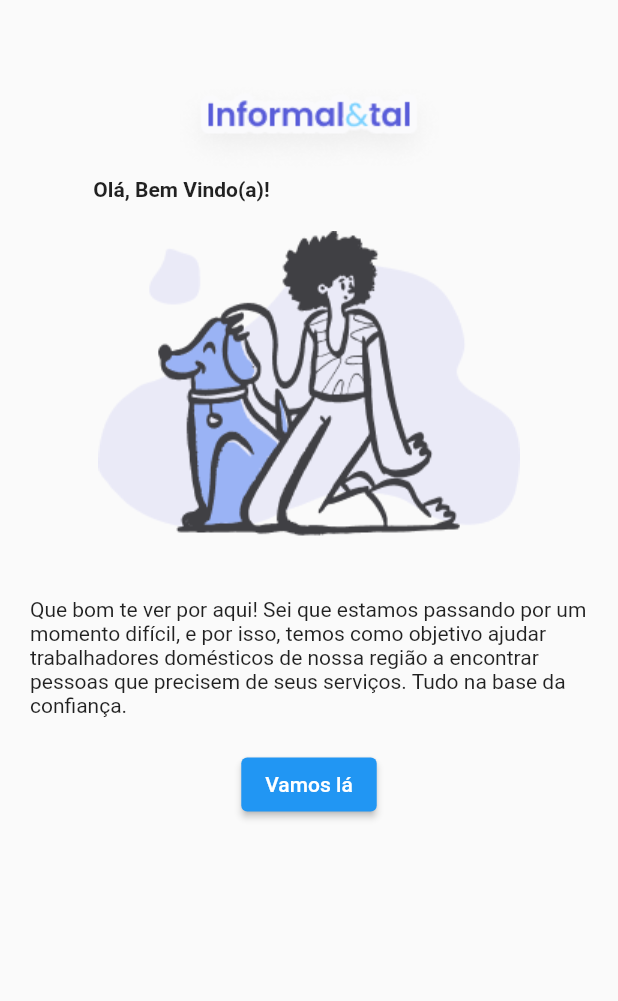
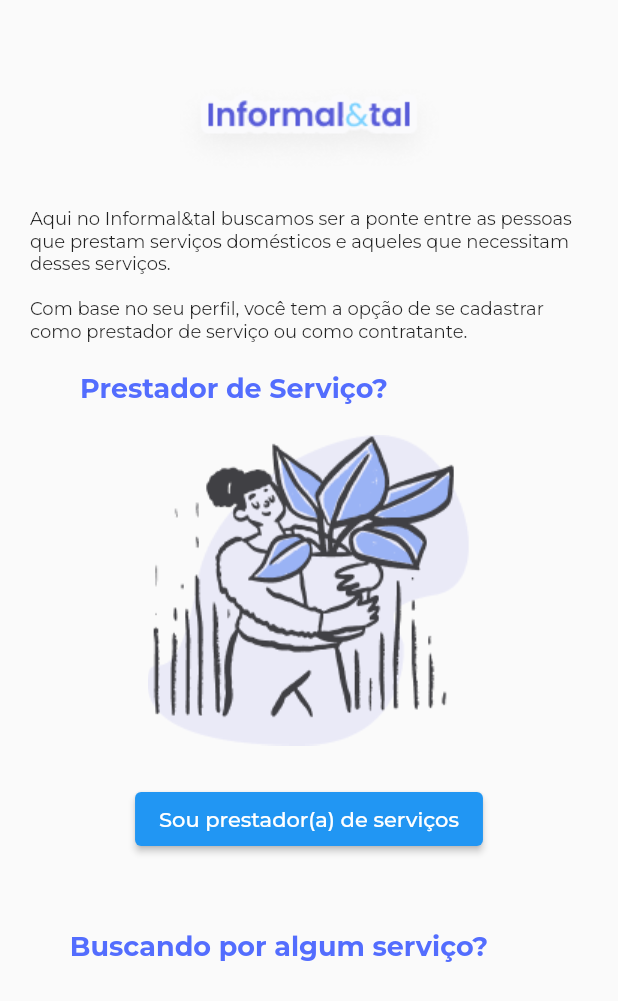
Before and after one commit to laurofilho96/Informal-e-Tal, a Flutter app: the screen it shows after launch, on a phone screen of 412 x 824 dp. Shown: the top 1001 px of the screen. Run offline on Flutter 3.47's test engine with Material 2 defaults, Android fonts, the light colour scheme and no system bars; our stand-ins replace google_fonts, webview_flutter; missing offline and left inert: cep.

Commit message:
Criando Terceira Tela
Falta adicionar as imagens e ver como fazer a tela rolar para baixo

```diff
--- /dev/null
+++ b/informaletal/lib/Pages/SelectPerfil.dart
@@ -0,0 +1,86 @@
+import 'dart:convert';
+import 'package:flutter/material.dart';
+import 'package:flutter/services.dart';
+import 'package:informaletal/main.dart';
+import 'package:google_fonts/google_fonts.dart';
+
+class SelectPerfil extends StatefulWidget {
+  @override
+  State<StatefulWidget> createState() {
+    return _SelectPerfilState();
+  }
+}
+
+class _SelectPerfilState extends State<SelectPerfil> {
+  @override
+  Widget build(BuildContext context) {
+    return Scaffold(
+      body: Center(
+        child: Column(
+          mainAxisAlignment: MainAxisAlignment.start,
+          children: <Widget>[
+            Padding(
+              padding: EdgeInsetsDirectional.only(top: 50.0),
+              child: Image.asset(
+                'assets/images/logoComBorda.png',
+                fit: BoxFit.contain,
+                semanticLabel: 'Informal&Tal',
+              ),
+            ),
+            Padding(
+              padding: EdgeInsets.all(20),
+              child: Text(
+                'Aqui no Informal&tal buscamos ser a ponte entre as pessoas que prestam serviços domésticos e aqueles que necessitam desses serviços.\n\nCom base no seu perfil, você tem a opção de se cadastrar como prestador de serviço ou como contratante.',
+                style: TextStyle(
+                  fontSize: 12,
+                ),
+              ),
+            ),
+            Padding(
+              padding: EdgeInsetsDirectional.only(end: 100.0),
+              child: Text(
+                'Prestador de Serviço?',
+                style: TextStyle(
+                  fontWeight: FontWeight.bold,
+                  color: Colors.indigoAccent,
+                  fontSize: 18,
+                ),
+              ),
+            ),
+            Padding(
+              padding: EdgeInsets.only(left: 0, top: 20, right: 0, bottom: 20),
+              child: Image.asset(
+                'assets/images/Plantinea.png',
+                semanticLabel: 'Plantinea',
+              ),
+            ),
+            Padding(
+              padding: EdgeInsets.only(left: 0, top: 5, right: 0, bottom: 50),
+              child: ElevatedButton(
+                onPressed: () {
+                  Navigator.push(
+                    context,
+                    MaterialPageRoute(builder: (context) => SegundaRota()),
+                  );
+                },
+                child: Text('Sou prestador(a) de serviços'),
+                style: ElevatedButton.styleFrom(),
+              ),
+            ),
+            Padding(
+              padding: EdgeInsetsDirectional.only(end: 40.0),
+              child: Text(
+                'Buscando por algum serviço?',
+                style: TextStyle(
+                  fontWeight: FontWeight.bold,
+                  color: Colors.indigoAccent,
+                  fontSize: 18,
+                ),
+              ),
+            ),
+          ],
+        ),
+      ),
+    );
+  }
+}
--- a/informaletal/lib/Pages/onboarding.dart
+++ b/informaletal/lib/Pages/onboarding.dart
@@ -13,8 +13,6 @@ class Onboarding extends StatefulWidget {
 }
 
 class _OnboardingState extends State<Onboarding> {
-  String filePath = 'assets/webFiles/onBoarding.html';
-
   @override
   Widget build(BuildContext context) {
     return Scaffold(
--- a/informaletal/lib/main.dart
+++ b/informaletal/lib/main.dart
@@ -1,8 +1,13 @@
 import 'package:flutter/material.dart';
+import 'package:google_fonts/google_fonts.dart';
 import 'package:informaletal/Pages/ValidateCEP.dart';
 import 'dart:io';
+//Primeira Tela
 import 'Pages/onboarding.dart';
+//Segunda Tela
 import 'Pages/ValidateCEP.dart';
+//Terceira Tela
+import 'Pages/SelectPerfil.dart';
 
 void main() {
   runApp(MyApp());
@@ -17,6 +22,9 @@ class MyApp extends StatelessWidget {
       title: 'Informal & Tal',
       theme: ThemeData(
         primarySwatch: Colors.blue,
+        textTheme: GoogleFonts.montserratTextTheme(
+          Theme.of(context).textTheme,
+        ),
       ),
       home: MyHomePage(title: 'Hackebaum'),
     );
@@ -37,7 +45,7 @@ class _MyHomePageState extends State<MyHomePage> {
   Widget build(BuildContext context) {
     return Scaffold(
       body: Center(
-        child: Onboarding(),
+        child: SelectPerfil(),
       ),
     );
   }
@@ -48,7 +56,7 @@ class PrimeiraRota extends StatelessWidget {
   Widget build(BuildContext context) {
     return Scaffold(
         body: Center(
-      child: Onboarding(),
+      child: SelectPerfil(),
     ));
   }
 }
@@ -63,7 +71,7 @@ class SegundaRota extends StatelessWidget {
   }
 }
 
-class TerceiraRota extends StatelessWidget {
+/*class TerceiraRota extends StatelessWidget {
   @override
   Widget build(BuildContext context) {
     return Scaffold(
@@ -71,4 +79,4 @@ class TerceiraRota extends StatelessWidget {
             // child: SelecionaPerfil(),
             ));
   }
-}
+}*/
--- a/informaletal/pubspec.yaml
+++ b/informaletal/pubspec.yaml
@@ -32,6 +32,7 @@ dependencies:
   cep: ^1.0.4
   firebase_core: ^1.0.4
   sqflite: ^2.0.0+3
+  google_fonts: ^1.1.2
 
 dev_dependencies:
   flutter_test:
@@ -53,6 +54,7 @@ flutter:
     - assets/images/logoComBorda.png
     - assets/images/Doggin01.png
     - assets/images/Leitura.png
+    - assets/images/Plantinea.png
 
   # An image asset can refer to one or more resolution-specific "variants", see
   # https://flutter.dev/assets-and-images/#resolution-aware.
```
Also changed, not shown: informaletal/lib/Pages/PerfilSelect.dart (deleted).
